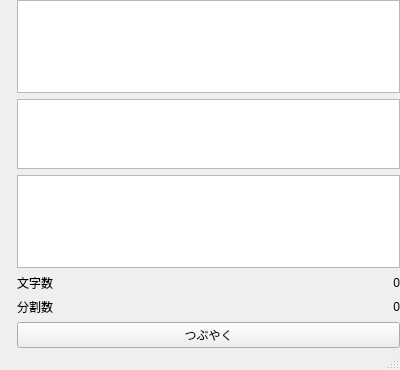
First picture: the form in mainwindow.ui, repository sharkpp/Jugemutter, before the edit.
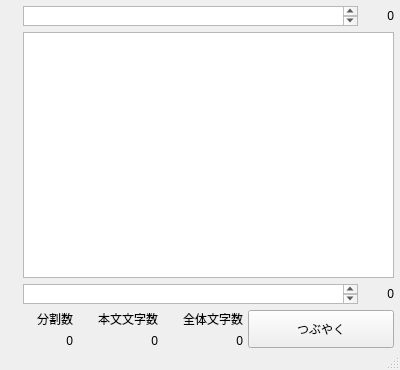
Second picture: the form after the edit. Custom widgets are drawn as their Qt base class.

Commit message: テキストの文字数表示用のウィジェットを追加

What changed in the file:
```diff
--- a/mainwindow.ui
+++ b/mainwindow.ui
@@ -53,11 +53,28 @@
      </widget>
     </item>
     <item>
-     <layout class="QVBoxLayout" name="verticalLayout_2" stretch="0,1,0,0,0">
+     <layout class="QVBoxLayout" name="verticalLayout_2" stretch="0,1,0,0">
+      <property name="spacing">
+       <number>6</number>
+      </property>
+      <property name="leftMargin">
+       <number>6</number>
+      </property>
+      <property name="topMargin">
+       <number>6</number>
+      </property>
+      <property name="rightMargin">
+       <number>6</number>
+      </property>
+      <property name="bottomMargin">
+       <number>0</number>
+      </property>
       <item>
-       <widget class="AutoSizeTextEdit" name="tweetPrefix">
+       <layout class="QHBoxLayout" name="horizontalLayout_3">
+        <item>
+         <widget class="AutoSizeTextEdit" name="textPrefix">
         <property name="sizePolicy">
-         <sizepolicy hsizetype="Expanding" vsizetype="Minimum">
+           <sizepolicy hsizetype="Expanding" vsizetype="Fixed">
           <horstretch>0</horstretch>
           <verstretch>0</verstretch>
          </sizepolicy>
@@ -68,7 +85,40 @@
           <height>20</height>
          </size>
         </property>
-       </widget>
+          <property name="maximumSize">
+           <size>
+            <width>16777215</width>
+            <height>20</height>
+           </size>
+          </property>
+         </widget>
+        </item>
+        <item>
+         <widget class="QLabel" name="textPrefixLength">
+          <property name="sizePolicy">
+           <sizepolicy hsizetype="Fixed" vsizetype="Preferred">
+            <horstretch>0</horstretch>
+            <verstretch>0</verstretch>
+           </sizepolicy>
+          </property>
+          <property name="minimumSize">
+           <size>
+            <width>30</width>
+            <height>0</height>
+           </size>
+          </property>
+          <property name="text">
+           <string>0</string>
+          </property>
+          <property name="textFormat">
+           <enum>Qt::PlainText</enum>
+          </property>
+          <property name="alignment">
+           <set>Qt::AlignRight|Qt::AlignTrailing|Qt::AlignVCenter</set>
+          </property>
+         </widget>
+        </item>
+       </layout>
       </item>
       <item>
        <widget class="QTextEdit" name="tweetEditor">
@@ -81,9 +131,11 @@
        </widget>
       </item>
       <item>
-       <widget class="AutoSizeTextEdit" name="tweetPostfix">
+       <layout class="QHBoxLayout" name="horizontalLayout_4">
+        <item>
+         <widget class="AutoSizeTextEdit" name="textPostfix">
         <property name="sizePolicy">
-         <sizepolicy hsizetype="Expanding" vsizetype="Minimum">
+           <sizepolicy hsizetype="Expanding" vsizetype="Fixed">
           <horstretch>0</horstretch>
           <verstretch>0</verstretch>
          </sizepolicy>
@@ -94,36 +146,150 @@
           <height>20</height>
          </size>
         </property>
+          <property name="maximumSize">
+           <size>
+            <width>16777215</width>
+            <height>20</height>
+           </size>
+          </property>
        </widget>
       </item>
       <item>
-       <layout class="QFormLayout" name="formLayout">
-        <item row="0" column="0">
-         <widget class="QLabel" name="textLengthLabel">
-          <property name="text">
-           <string>文字数</string>
+         <widget class="QLabel" name="textPostfixLength">
+          <property name="sizePolicy">
+           <sizepolicy hsizetype="Fixed" vsizetype="Preferred">
+            <horstretch>0</horstretch>
+            <verstretch>0</verstretch>
+           </sizepolicy>
           </property>
-         </widget>
-        </item>
-        <item row="0" column="1">
-         <widget class="QLabel" name="textLength">
+          <property name="minimumSize">
+           <size>
+            <width>30</width>
+            <height>0</height>
+           </size>
+          </property>
           <property name="text">
            <string>0</string>
           </property>
+          <property name="textFormat">
+           <enum>Qt::PlainText</enum>
+          </property>
           <property name="alignment">
            <set>Qt::AlignRight|Qt::AlignTrailing|Qt::AlignVCenter</set>
           </property>
          </widget>
         </item>
-        <item row="1" column="0">
+       </layout>
+      </item>
+      <item>
+       <layout class="QHBoxLayout" name="horizontalLayout">
+        <property name="spacing">
+         <number>5</number>
+        </property>
+        <item>
+         <layout class="QVBoxLayout" name="verticalLayout">
+          <item>
          <widget class="QLabel" name="partitionCountLabel">
+            <property name="sizePolicy">
+             <sizepolicy hsizetype="Fixed" vsizetype="Preferred">
+              <horstretch>0</horstretch>
+              <verstretch>0</verstretch>
+             </sizepolicy>
+            </property>
+            <property name="minimumSize">
+             <size>
+              <width>50</width>
+              <height>0</height>
+             </size>
+            </property>
           <property name="text">
            <string>分割数</string>
           </property>
-         </widget>
-        </item>
-        <item row="1" column="1">
+            <property name="alignment">
+             <set>Qt::AlignRight|Qt::AlignTrailing|Qt::AlignVCenter</set>
+            </property>
+           </widget>
+          </item>
+          <item>
          <widget class="QLabel" name="partitionCount">
+            <property name="sizePolicy">
+             <sizepolicy hsizetype="Preferred" vsizetype="Preferred">
+              <horstretch>0</horstretch>
+              <verstretch>0</verstretch>
+             </sizepolicy>
+            </property>
+            <property name="text">
+             <string>0</string>
+            </property>
+            <property name="alignment">
+             <set>Qt::AlignRight|Qt::AlignTrailing|Qt::AlignVCenter</set>
+            </property>
+           </widget>
+          </item>
+         </layout>
+        </item>
+        <item>
+         <layout class="QVBoxLayout" name="verticalLayout_4">
+          <item>
+           <widget class="QLabel" name="textLength">
+            <property name="sizePolicy">
+             <sizepolicy hsizetype="Fixed" vsizetype="Preferred">
+              <horstretch>0</horstretch>
+              <verstretch>0</verstretch>
+             </sizepolicy>
+            </property>
+            <property name="minimumSize">
+             <size>
+              <width>80</width>
+              <height>0</height>
+             </size>
+            </property>
+            <property name="text">
+             <string>本文文字数</string>
+            </property>
+            <property name="alignment">
+             <set>Qt::AlignRight|Qt::AlignTrailing|Qt::AlignVCenter</set>
+            </property>
+           </widget>
+          </item>
+          <item>
+           <widget class="QLabel" name="text">
+            <property name="text">
+             <string>0</string>
+            </property>
+            <property name="alignment">
+             <set>Qt::AlignRight|Qt::AlignTrailing|Qt::AlignVCenter</set>
+            </property>
+           </widget>
+          </item>
+         </layout>
+        </item>
+        <item>
+         <layout class="QVBoxLayout" name="verticalLayout_3">
+          <item>
+           <widget class="QLabel" name="totalLengthLabel">
+            <property name="sizePolicy">
+             <sizepolicy hsizetype="Fixed" vsizetype="Preferred">
+              <horstretch>0</horstretch>
+              <verstretch>0</verstretch>
+             </sizepolicy>
+            </property>
+            <property name="minimumSize">
+             <size>
+              <width>80</width>
+              <height>0</height>
+             </size>
+            </property>
+            <property name="text">
+             <string>全体文字数</string>
+            </property>
+            <property name="alignment">
+             <set>Qt::AlignRight|Qt::AlignTrailing|Qt::AlignVCenter</set>
+            </property>
+           </widget>
+          </item>
+          <item>
+           <widget class="QLabel" name="totalLength">
           <property name="text">
            <string>0</string>
           </property>
@@ -136,10 +302,18 @@
       </item>
       <item>
        <widget class="QPushButton" name="tweetButton">
+          <property name="sizePolicy">
+           <sizepolicy hsizetype="Expanding" vsizetype="Preferred">
+            <horstretch>0</horstretch>
+            <verstretch>0</verstretch>
+           </sizepolicy>
+          </property>
         <property name="text">
          <string>つぶやく</string>
         </property>
        </widget>
+        </item>
+       </layout>
       </item>
      </layout>
     </item>
```
Lines whose indentation alone changed are shown as unchanged.
